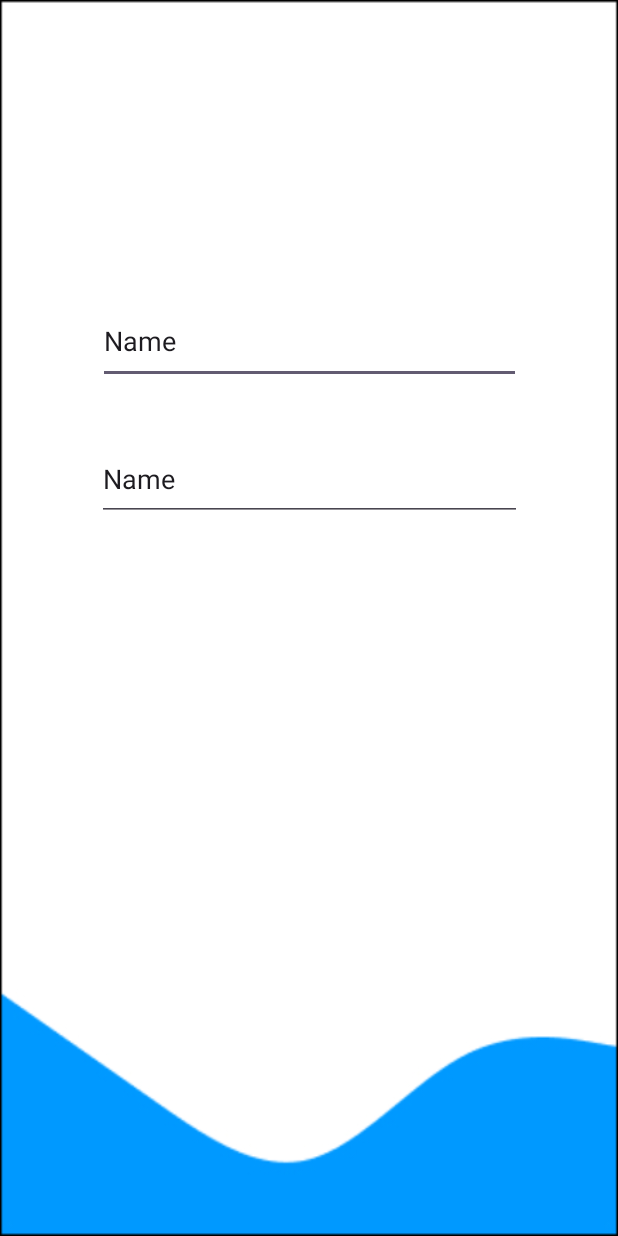
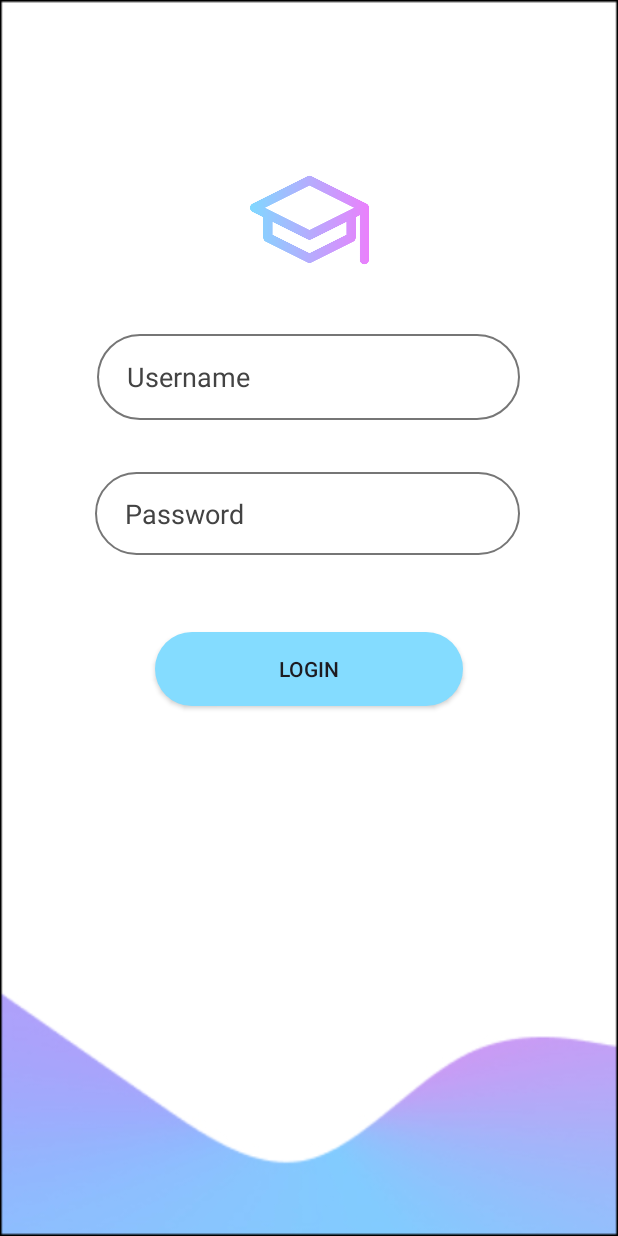
Before and after one commit to Sayoo123/Stuacademics, an Android app: the screen it shows after launch (Login), on a phone screen of 412 x 824 dp. Run offline under Robolectric (Android 15) with nearby library versions, the phone set to English and light mode, and no system bars.

Commit message:
login page

```diff
--- /dev/null
+++ b/app/src/main/res/drawable/input_bg.xml
@@ -0,0 +1,6 @@
+<?xml version="1.0" encoding="utf-8"?>
+<shape xmlns:android="http://schemas.android.com/apk/res/android">
+
+    <stroke android:color="#767676" android:width="1dp"/>
+    <corners android:radius="70dp"/>
+</shape>
--- /dev/null
+++ b/app/src/main/res/drawable/login_button_color.xml
@@ -0,0 +1,8 @@
+<?xml version="1.0" encoding="utf-8"?>
+<shape
+    xmlns:android="http://schemas.android.com/apk/res/android"
+    android:shape="rectangle">
+    <solid android:color="#84DCFF"/>
+
+    <corners android:radius="70dp" />
+</shape>
--- a/app/src/main/res/layout/activity_login2.xml
+++ b/app/src/main/res/layout/activity_login2.xml
@@ -8,28 +8,66 @@
     tools:context=".Login">
 
     <EditText
-        android:id="@+id/editTextText"
+        android:id="@+id/Loginusername"
         android:layout_width="282dp"
         android:layout_height="57dp"
+        android:background="@drawable/input_bg"
         android:ems="10"
+        android:hint="Username"
         android:inputType="text"
-        android:text="Name"
+        android:paddingLeft="20dp"
+        android:paddingTop="10dp"
+        android:paddingRight="10dp"
+        android:paddingBottom="10dp"
+        android:textColorHint="#434343"
+        app:layout_constraintBottom_toBottomOf="parent"
+        app:layout_constraintEnd_toEndOf="parent"
+        app:layout_constraintHorizontal_bias="0.495"
+        app:layout_constraintStart_toStartOf="parent"
+        app:layout_constraintTop_toTopOf="parent"
+        app:layout_constraintVertical_bias="0.29" />
+
+    <EditText
+        android:id="@+id/Loginpassword"
+        android:layout_width="283dp"
+        android:layout_height="55dp"
+        android:background="@drawable/input_bg"
+        android:ems="10"
+        android:hint="Password"
+        android:inputType="text"
+        android:paddingLeft="20dp"
+        android:paddingTop="10dp"
+        android:paddingRight="10dp"
+        android:paddingBottom="10dp"
+        android:textColorHint="#434343"
+        app:layout_constraintBottom_toBottomOf="parent"
+        app:layout_constraintEnd_toEndOf="parent"
+        app:layout_constraintHorizontal_bias="0.49"
+        app:layout_constraintStart_toStartOf="parent"
+        app:layout_constraintTop_toTopOf="parent"
+        app:layout_constraintVertical_bias="0.409" />
+
+    <androidx.appcompat.widget.AppCompatButton
+        android:id="@+id/Login"
+        android:layout_width="205dp"
+        android:layout_height="49dp"
+        android:background="@drawable/login_button_color"
+        android:text="Login"
         app:layout_constraintBottom_toBottomOf="parent"
         app:layout_constraintEnd_toEndOf="parent"
         app:layout_constraintStart_toStartOf="parent"
         app:layout_constraintTop_toTopOf="parent"
-        app:layout_constraintVertical_bias="0.259" />
+        app:layout_constraintVertical_bias="0.544" />
 
-    <EditText
-        android:id="@+id/editTextText2"
-        android:layout_width="283dp"
-        android:layout_height="55dp"
-        android:ems="10"
-        android:inputType="text"
-        android:text="Name"
+    <ImageView
+        android:id="@+id/imageView"
+        android:layout_width="79dp"
+        android:layout_height="84dp"
         app:layout_constraintBottom_toBottomOf="parent"
         app:layout_constraintEnd_toEndOf="parent"
         app:layout_constraintStart_toStartOf="parent"
         app:layout_constraintTop_toTopOf="parent"
-        app:layout_constraintVertical_bias="0.38" />
+        app:layout_constraintVertical_bias="0.141"
+        app:srcCompat="@drawable/mortarboard" />
+
 </androidx.constraintlayout.widget.ConstraintLayout>
```
Also changed, not shown: app/src/main/res/drawable/bb2.jpg, app/src/main/res/drawable/mortarboard.png (added).
